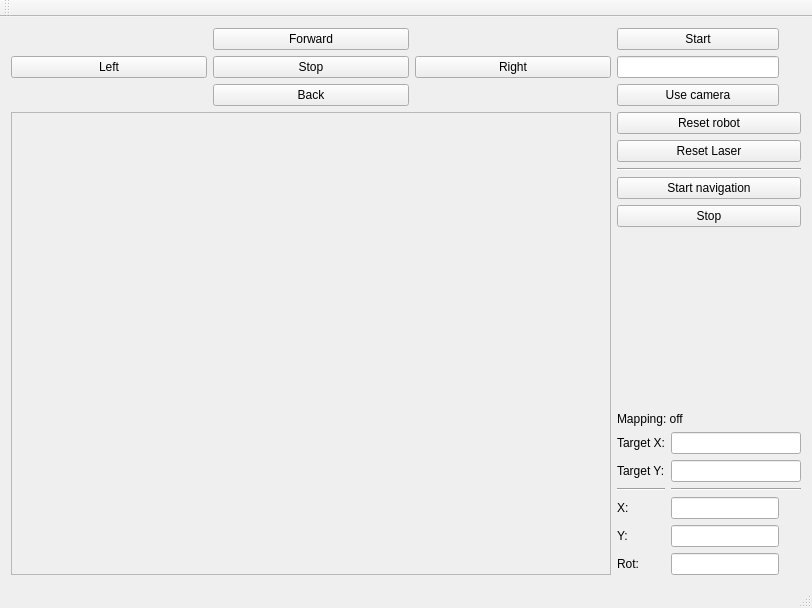
Before: the Qt Designer form mainwindow.ui in imattyk/RMR_kobuki, drawn with Qt 5.
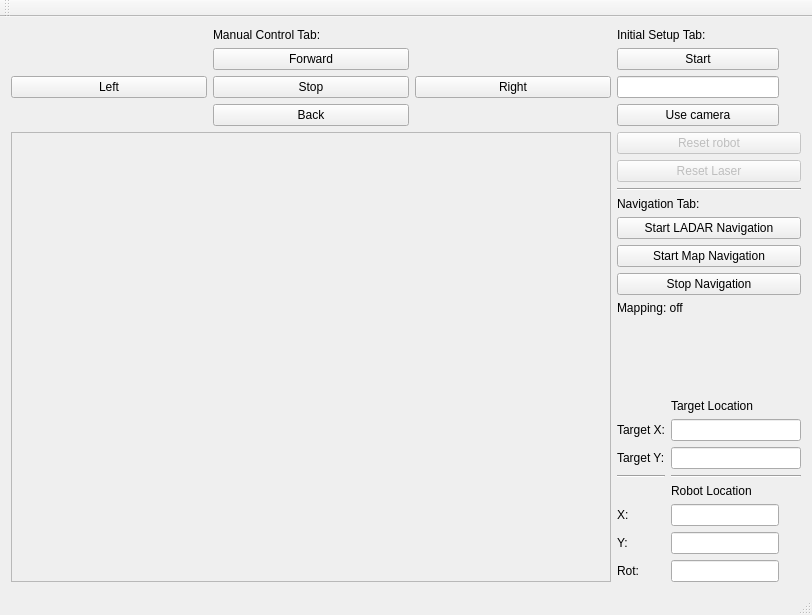
After: the same form once the commit is applied.

Patch:
```diff
--- a/mainwindow.ui
+++ b/mainwindow.ui
@@ -17,7 +17,20 @@
    <layout class="QGridLayout" name="gridLayout">
     <item row="1" column="0">
      <layout class="QGridLayout" name="gridLayout_2">
-      <item row="1" column="2">
+      <item row="3" column="1">
+       <widget class="QPushButton" name="pushButton_3">
+        <property name="sizePolicy">
+         <sizepolicy hsizetype="Expanding" vsizetype="Fixed">
+          <horstretch>0</horstretch>
+          <verstretch>0</verstretch>
+         </sizepolicy>
+        </property>
+        <property name="text">
+         <string>Back</string>
+        </property>
+       </widget>
+      </item>
+      <item row="2" column="2">
        <widget class="QPushButton" name="pushButton_5">
         <property name="sizePolicy">
          <sizepolicy hsizetype="Expanding" vsizetype="Fixed">
@@ -30,8 +43,8 @@
         </property>
        </widget>
       </item>
-      <item row="0" column="1">
-       <widget class="QPushButton" name="pushButton_2">
+      <item row="2" column="1">
+       <widget class="QPushButton" name="pushButton_4">
         <property name="sizePolicy">
          <sizepolicy hsizetype="Expanding" vsizetype="Fixed">
           <horstretch>0</horstretch>
@@ -39,11 +52,11 @@
          </sizepolicy>
         </property>
         <property name="text">
-         <string>Forward</string>
+         <string>Stop</string>
         </property>
        </widget>
       </item>
-      <item row="1" column="0">
+      <item row="2" column="0">
        <widget class="QPushButton" name="pushButton_6">
         <property name="sizePolicy">
          <sizepolicy hsizetype="Expanding" vsizetype="Fixed">
@@ -56,21 +69,8 @@
         </property>
        </widget>
       </item>
-      <item row="2" column="1">
-       <widget class="QPushButton" name="pushButton_3">
-        <property name="sizePolicy">
-         <sizepolicy hsizetype="Expanding" vsizetype="Fixed">
-          <horstretch>0</horstretch>
-          <verstretch>0</verstretch>
-         </sizepolicy>
-        </property>
-        <property name="text">
-         <string>Back</string>
-        </property>
-       </widget>
-      </item>
       <item row="1" column="1">
-       <widget class="QPushButton" name="pushButton_4">
+       <widget class="QPushButton" name="pushButton_2">
         <property name="sizePolicy">
          <sizepolicy hsizetype="Expanding" vsizetype="Fixed">
           <horstretch>0</horstretch>
@@ -78,7 +78,14 @@
          </sizepolicy>
         </property>
         <property name="text">
-         <string>Stop</string>
+         <string>Forward</string>
+        </property>
+       </widget>
+      </item>
+      <item row="0" column="1">
+       <widget class="QLabel" name="label_10">
+        <property name="text">
+         <string>Manual Control Tab:</string>
         </property>
        </widget>
       </item>
@@ -86,6 +93,13 @@
     </item>
     <item row="1" column="1">
      <layout class="QVBoxLayout" name="verticalLayout">
+      <item>
+       <widget class="QLabel" name="label_11">
+        <property name="text">
+         <string>Initial Setup Tab:</string>
+        </property>
+       </widget>
+      </item>
       <item>
        <widget class="QPushButton" name="pushButton_9">
         <property name="sizePolicy">
@@ -168,6 +182,9 @@
      <layout class="QVBoxLayout" name="verticalLayout_2">
       <item>
        <widget class="QPushButton" name="pushButton_8">
+        <property name="enabled">
+         <bool>false</bool>
+        </property>
         <property name="minimumSize">
          <size>
           <width>162</width>
@@ -177,10 +194,16 @@
         <property name="text">
          <string>Reset robot</string>
         </property>
+        <property name="checkable">
+         <bool>false</bool>
+        </property>
        </widget>
       </item>
       <item>
        <widget class="QPushButton" name="pushButton_7">
+        <property name="enabled">
+         <bool>false</bool>
+        </property>
         <property name="minimumSize">
          <size>
           <width>162</width>
@@ -199,17 +222,41 @@
         </property>
        </widget>
       </item>
+      <item>
+       <widget class="QLabel" name="label_7">
+        <property name="layoutDirection">
+         <enum>Qt::LeftToRight</enum>
+        </property>
+        <property name="text">
+         <string>Navigation Tab:</string>
+        </property>
+       </widget>
+      </item>
       <item>
        <widget class="QPushButton" name="pushButton_10">
         <property name="text">
-         <string>Start navigation</string>
+         <string>Start LADAR Navigation</string>
+        </property>
+       </widget>
+      </item>
+      <item>
+       <widget class="QPushButton" name="pushButton_12">
+        <property name="text">
+         <string>Start Map Navigation</string>
         </property>
        </widget>
       </item>
       <item>
        <widget class="QPushButton" name="pushButton_11">
         <property name="text">
-         <string>Stop</string>
+         <string>Stop Navigation</string>
+        </property>
+       </widget>
+      </item>
+      <item>
+       <widget class="QLabel" name="label_6">
+        <property name="text">
+         <string>Mapping: off</string>
         </property>
        </widget>
       </item>
@@ -226,79 +273,77 @@
         </property>
        </spacer>
       </item>
-      <item>
-       <widget class="QLabel" name="label_6">
-        <property name="text">
-         <string>Mapping: off</string>
-        </property>
-       </widget>
-      </item>
       <item>
        <layout class="QGridLayout" name="gridLayout_3">
-        <item row="0" column="0">
+        <item row="7" column="1">
+         <widget class="QLineEdit" name="lineEdit_2">
+          <property name="sizePolicy">
+           <sizepolicy hsizetype="Fixed" vsizetype="Fixed">
+            <horstretch>0</horstretch>
+            <verstretch>0</verstretch>
+           </sizepolicy>
+          </property>
+          <property name="focusPolicy">
+           <enum>Qt::NoFocus</enum>
+          </property>
+          <property name="readOnly">
+           <bool>true</bool>
+          </property>
+         </widget>
+        </item>
+        <item row="1" column="0">
          <widget class="QLabel" name="label_4">
           <property name="text">
            <string>Target X:</string>
           </property>
          </widget>
         </item>
-        <item row="4" column="1">
-         <widget class="QLineEdit" name="lineEdit_3">
-          <property name="sizePolicy">
-           <sizepolicy hsizetype="Fixed" vsizetype="Fixed">
-            <horstretch>0</horstretch>
-            <verstretch>0</verstretch>
-           </sizepolicy>
-          </property>
-          <property name="focusPolicy">
-           <enum>Qt::NoFocus</enum>
-          </property>
-          <property name="readOnly">
-           <bool>true</bool>
-          </property>
-         </widget>
-        </item>
-        <item row="3" column="0">
-         <widget class="QLabel" name="label">
-          <property name="text">
-           <string>X:</string>
-          </property>
-         </widget>
-        </item>
         <item row="4" column="0">
+         <widget class="Line" name="line_2">
+          <property name="orientation">
+           <enum>Qt::Horizontal</enum>
+          </property>
+         </widget>
+        </item>
+        <item row="4" column="1">
+         <widget class="Line" name="line">
+          <property name="orientation">
+           <enum>Qt::Horizontal</enum>
+          </property>
+         </widget>
+        </item>
+        <item row="2" column="1">
+         <widget class="QLineEdit" name="lineEdit_6"/>
+        </item>
+        <item row="2" column="0">
+         <widget class="QLabel" name="label_5">
+          <property name="text">
+           <string>Target Y:</string>
+          </property>
+         </widget>
+        </item>
+        <item row="5" column="1">
+         <widget class="QLabel" name="label_8">
+          <property name="text">
+           <string>Robot Location</string>
+          </property>
+         </widget>
+        </item>
+        <item row="8" column="0">
          <widget class="QLabel" name="label_2">
           <property name="text">
            <string>Y:</string>
           </property>
          </widget>
         </item>
-        <item row="5" column="0">
+        <item row="9" column="0">
          <widget class="QLabel" name="label_3">
           <property name="text">
            <string>Rot:</string>
           </property>
          </widget>
         </item>
-        <item row="1" column="1">
-         <widget class="QLineEdit" name="lineEdit_6"/>
-        </item>
-        <item row="3" column="1">
-         <widget class="QLineEdit" name="lineEdit_2">
-          <property name="sizePolicy">
-           <sizepolicy hsizetype="Fixed" vsizetype="Fixed">
-            <horstretch>0</horstretch>
-            <verstretch>0</verstretch>
-           </sizepolicy>
-          </property>
-          <property name="focusPolicy">
-           <enum>Qt::NoFocus</enum>
-          </property>
-          <property name="readOnly">
-           <bool>true</bool>
-          </property>
-         </widget>
-        </item>
-        <item row="5" column="1">
+        <item row="9" column="1">
          <widget class="QLineEdit" name="lineEdit_4">
           <property name="sizePolicy">
            <sizepolicy hsizetype="Fixed" vsizetype="Fixed">
@@ -314,27 +359,36 @@
           </property>
          </widget>
         </item>
-        <item row="1" column="0">
-         <widget class="QLabel" name="label_5">
+        <item row="7" column="0">
+         <widget class="QLabel" name="label">
           <property name="text">
-           <string>Target Y:</string>
+           <string>X:</string>
           </property>
          </widget>
         </item>
-        <item row="0" column="1">
+        <item row="8" column="1">
+         <widget class="QLineEdit" name="lineEdit_3">
+          <property name="sizePolicy">
+           <sizepolicy hsizetype="Fixed" vsizetype="Fixed">
+            <horstretch>0</horstretch>
+            <verstretch>0</verstretch>
+           </sizepolicy>
+          </property>
+          <property name="focusPolicy">
+           <enum>Qt::NoFocus</enum>
+          </property>
+          <property name="readOnly">
+           <bool>true</bool>
+          </property>
+         </widget>
+        </item>
+        <item row="1" column="1">
          <widget class="QLineEdit" name="lineEdit_5"/>
         </item>
-        <item row="2" column="1">
-         <widget class="Line" name="line">
-          <property name="orientation">
-           <enum>Qt::Horizontal</enum>
-          </property>
-         </widget>
-        </item>
-        <item row="2" column="0">
-         <widget class="Line" name="line_2">
-          <property name="orientation">
-           <enum>Qt::Horizontal</enum>
+        <item row="0" column="1">
+         <widget class="QLabel" name="label_9">
+          <property name="text">
+           <string>Target Location</string>
           </property>
          </widget>
         </item>
```
